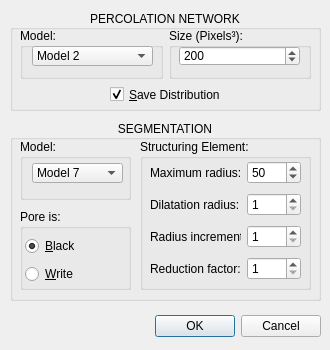
Before: the Qt Designer form src/dialogPercolationNetwork.ui in ldsc/lvp, drawn with Qt 5.
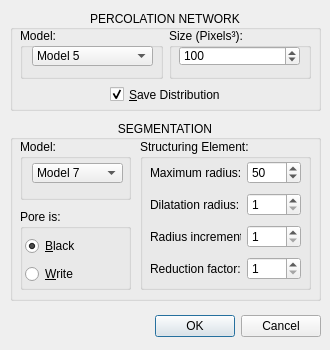
After: the same form once the commit is applied. Icons and pictures are not drawn.

Patch:
```diff
--- a/src/dialogPercolationNetwork.ui
+++ b/src/dialogPercolationNetwork.ui
@@ -308,7 +308,7 @@
          <number>10</number>
         </property>
         <property name="value">
-         <number>200</number>
+         <number>100</number>
         </property>
        </widget>
       </widget>
@@ -328,7 +328,7 @@
          </rect>
         </property>
         <property name="currentIndex">
-         <number>1</number>
+         <number>4</number>
         </property>
         <item>
          <property name="text">
```
